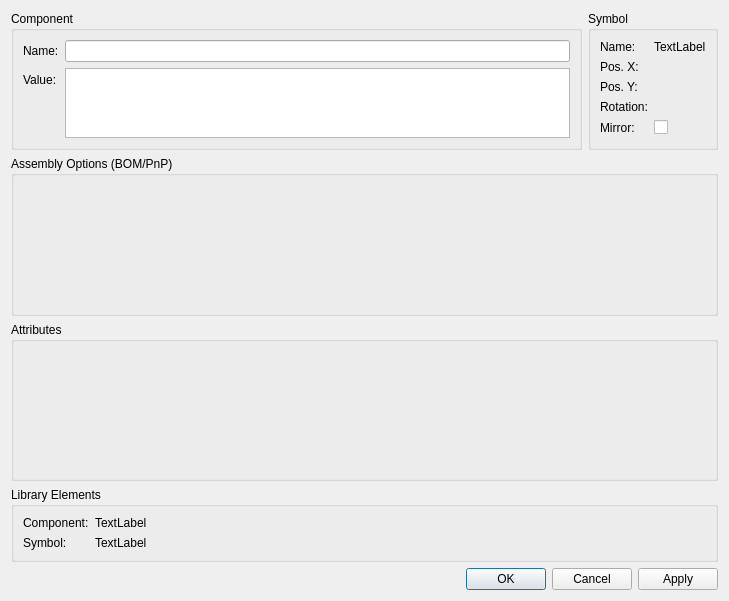
The window that libs/librepcb/editor/project/schematic/symbolinstancepropertiesdialog.ui (LibrePCB/LibrePCB) describes before a commit, drawn with Qt 5.
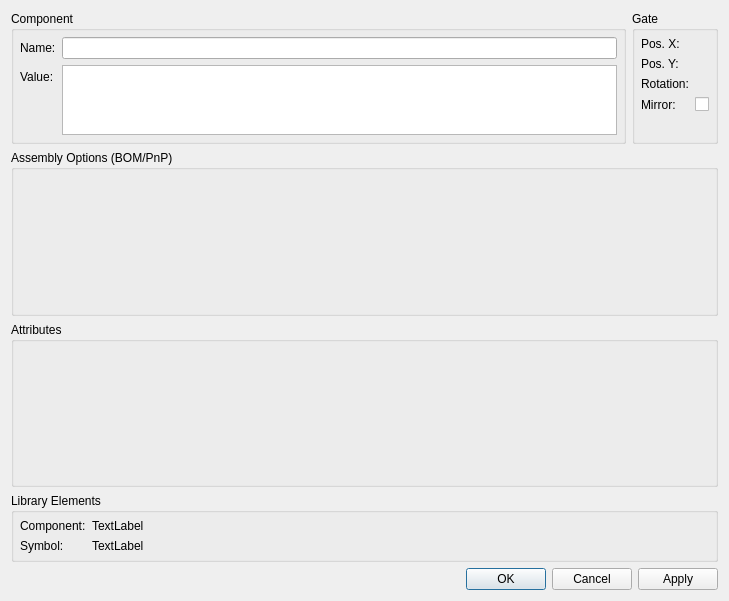
The same window after the commit. Custom widgets are drawn as their Qt base class.

Commit message:
Hide unnecessary information in component properties dialog
- Hide the component name edit field for schematic-only components.
- Hide the gate's name for single-gate components.
- Change terminology 'symbol' -> 'gate'.
- Reduce padding in layouts.

```diff
--- a/libs/librepcb/editor/project/schematic/symbolinstancepropertiesdialog.ui
+++ b/libs/librepcb/editor/project/schematic/symbolinstancepropertiesdialog.ui
@@ -34,6 +34,18 @@
         <property name="formAlignment">
          <set>Qt::AlignLeading|Qt::AlignLeft|Qt::AlignTop</set>
         </property>
+        <property name="leftMargin">
+         <number>6</number>
+        </property>
+        <property name="topMargin">
+         <number>6</number>
+        </property>
+        <property name="rightMargin">
+         <number>6</number>
+        </property>
+        <property name="bottomMargin">
+         <number>6</number>
+        </property>
         <item row="0" column="0">
          <widget class="QLabel" name="label_10">
           <property name="sizePolicy">
@@ -140,76 +152,68 @@
         </sizepolicy>
        </property>
        <property name="title">
-        <string>Symbol</string>
+        <string notr="true">Gate</string>
        </property>
        <layout class="QFormLayout" name="formLayout_2">
         <property name="fieldGrowthPolicy">
          <enum>QFormLayout::AllNonFixedFieldsGrow</enum>
         </property>
+        <property name="leftMargin">
+         <number>6</number>
+        </property>
+        <property name="topMargin">
+         <number>6</number>
+        </property>
+        <property name="rightMargin">
+         <number>6</number>
+        </property>
+        <property name="bottomMargin">
+         <number>6</number>
+        </property>
         <item row="0" column="0">
-         <widget class="QLabel" name="label_19">
-          <property name="text">
-           <string>Name:</string>
-          </property>
-         </widget>
-        </item>
-        <item row="0" column="1">
-         <widget class="QLabel" name="lblSymbInstName">
-          <property name="sizePolicy">
-           <sizepolicy hsizetype="Preferred" vsizetype="Preferred">
-            <horstretch>0</horstretch>
-            <verstretch>0</verstretch>
-           </sizepolicy>
-          </property>
-          <property name="text">
-           <string notr="true">TextLabel</string>
-          </property>
-         </widget>
-        </item>
-        <item row="1" column="0">
          <widget class="QLabel" name="label_6">
           <property name="text">
            <string>Pos. X:</string>
           </property>
          </widget>
         </item>
-        <item row="2" column="0">
+        <item row="0" column="1">
+         <widget class="librepcb::editor::LengthEdit" name="edtSymbInstPosX" native="true"/>
+        </item>
+        <item row="1" column="0">
          <widget class="QLabel" name="label_7">
           <property name="text">
            <string>Pos. Y:</string>
           </property>
          </widget>
         </item>
-        <item row="3" column="0">
+        <item row="1" column="1">
+         <widget class="librepcb::editor::LengthEdit" name="edtSymbInstPosY" native="true"/>
+        </item>
+        <item row="2" column="0">
          <widget class="QLabel" name="label_8">
           <property name="text">
            <string>Rotation:</string>
           </property>
          </widget>
         </item>
-        <item row="4" column="0">
+        <item row="2" column="1">
+         <widget class="librepcb::editor::AngleEdit" name="edtSymbInstRotation" native="true"/>
+        </item>
+        <item row="3" column="0">
          <widget class="QLabel" name="label_5">
           <property name="text">
            <string>Mirror:</string>
           </property>
          </widget>
         </item>
-        <item row="4" column="1">
+        <item row="3" column="1">
          <widget class="QCheckBox" name="cbxMirror">
           <property name="text">
            <string/>
           </property>
          </widget>
         </item>
-        <item row="1" column="1">
-         <widget class="librepcb::editor::LengthEdit" name="edtSymbInstPosX" native="true"/>
-        </item>
-        <item row="2" column="1">
-         <widget class="librepcb::editor::LengthEdit" name="edtSymbInstPosY" native="true"/>
-        </item>
-        <item row="3" column="1">
-         <widget class="librepcb::editor::AngleEdit" name="edtSymbInstRotation" native="true"/>
-        </item>
        </layout>
       </widget>
      </item>
@@ -228,6 +232,18 @@
         <property name="fieldGrowthPolicy">
          <enum>QFormLayout::AllNonFixedFieldsGrow</enum>
         </property>
+        <property name="leftMargin">
+         <number>6</number>
+        </property>
+        <property name="topMargin">
+         <number>6</number>
+        </property>
+        <property name="rightMargin">
+         <number>6</number>
+        </property>
+        <property name="bottomMargin">
+         <number>6</number>
+        </property>
         <item row="0" column="0">
          <widget class="QLabel" name="label_2">
           <property name="text">
```
Left out of the diff: 2 changed lines with no effect on the pictures. The commit also changes 3 other files.
